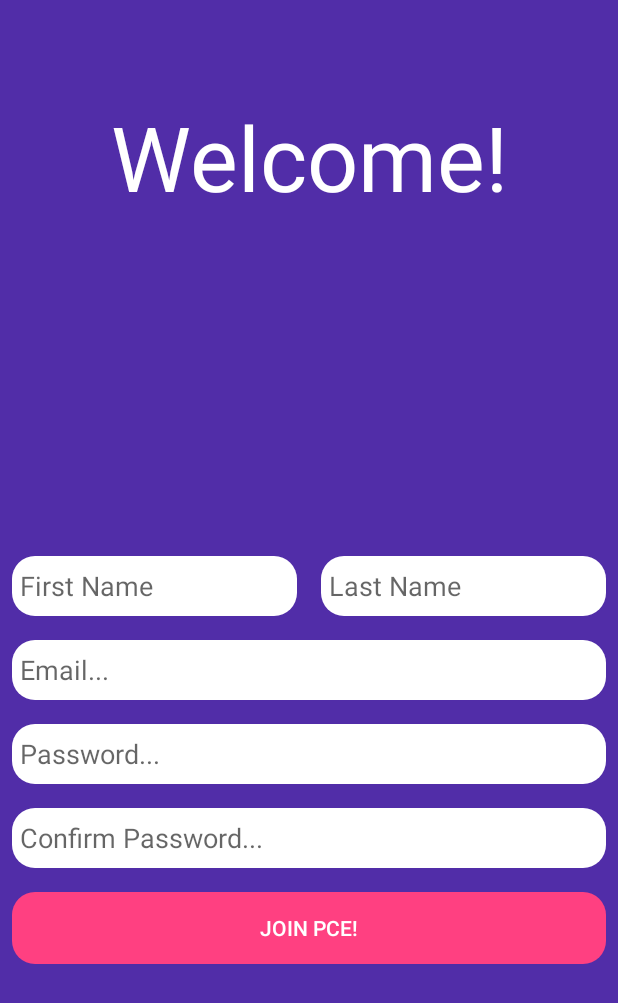
After one commit to Loptt/pec-emergency-system, an Android app: the SignUp screen opened directly, with no data from a screen before it, on a phone screen of 412 x 824 dp. The commit adds this screen. Shown: the top 1003 px of the screen. Run offline under Robolectric (Android 15) with nearby library versions, the phone set to English and light mode, and no system bars.

Commit message:
Login Updated

```diff
--- a/App/EmergencySystem/app/src/main/AndroidManifest.xml
+++ b/App/EmergencySystem/app/src/main/AndroidManifest.xml
@@ -16,6 +16,7 @@
                 <category android:name="android.intent.category.LAUNCHER" />
             </intent-filter>
         </activity>
+        <activity android:name=".SignUp"></activity>
     </application>
 
 </manifest>
--- /dev/null
+++ b/App/EmergencySystem/app/src/main/java/com/pacosanchez/emergencysystem/SignUp.java
@@ -0,0 +1,13 @@
+package com.pacosanchez.emergencysystem;
+
+import android.support.v7.app.AppCompatActivity;
+import android.os.Bundle;
+
+public class SignUp extends AppCompatActivity {
+
+    @Override
+    protected void onCreate(Bundle savedInstanceState) {
+        super.onCreate(savedInstanceState);
+        setContentView(R.layout.activity_sign_up);
+    }
+}
--- /dev/null
+++ b/App/EmergencySystem/app/src/main/res/drawable/familybutton.xml
@@ -0,0 +1,10 @@
+<?xml version="1.0" encoding="utf-8"?>
+<shape xmlns:android="http://schemas.android.com/apk/res/android"
+    android:shape="rectangle" android:padding="10dp">
+    <solid android:color="#FFC107"/>
+    <corners
+        android:bottomLeftRadius="15dp"
+        android:bottomRightRadius="15dp"
+        android:topLeftRadius="15dp"
+        android:topRightRadius="15dp"/>
+</shape>
--- a/App/EmergencySystem/app/src/main/res/layout/activity_login.xml
+++ b/App/EmergencySystem/app/src/main/res/layout/activity_login.xml
@@ -18,7 +18,7 @@
         android:layout_marginTop="60dp"
         android:text="@string/Logo_Text"
         android:textColor="@color/colorTextIcons"
-        android:textSize="80dp"
+        android:textSize="80sp"
         app:layout_constraintEnd_toEndOf="parent"
         app:layout_constraintStart_toStartOf="parent"
         app:layout_constraintTop_toTopOf="parent" />
@@ -112,7 +112,7 @@
         android:layout_marginRight="32dp"
         android:layout_marginStart="32dp"
         android:layout_marginTop="16dp"
-        android:background="@drawable/rounded_button"
+        android:background="@drawable/familybutton"
         android:text="@string/familyb_text"
         android:textColor="@color/colorTextIcons"
         app:layout_constraintEnd_toEndOf="parent"
--- /dev/null
+++ b/App/EmergencySystem/app/src/main/res/layout/activity_sign_up.xml
@@ -0,0 +1,163 @@
+<?xml version="1.0" encoding="utf-8"?>
+<android.support.constraint.ConstraintLayout xmlns:android="http://schemas.android.com/apk/res/android"
+    xmlns:app="http://schemas.android.com/apk/res-auto"
+    xmlns:tools="http://schemas.android.com/tools"
+    android:layout_width="match_parent"
+    android:layout_height="match_parent"
+    android:background="@color/colorPrimaryDark"
+    tools:context=".SignUp">
+
+    <Button
+        android:id="@+id/joinButton"
+        android:layout_width="0dp"
+        android:layout_height="wrap_content"
+        android:layout_marginEnd="8dp"
+        android:layout_marginLeft="8dp"
+        android:layout_marginRight="8dp"
+        android:layout_marginStart="8dp"
+        android:layout_marginTop="16dp"
+        android:background="@drawable/rounded_button"
+        android:text="@string/joinb_text"
+        android:textColor="@color/colorTextIcons"
+        app:layout_constraintEnd_toEndOf="parent"
+        app:layout_constraintStart_toStartOf="parent"
+        app:layout_constraintTop_toBottomOf="@+id/takeDateConfirmPassword_et" />
+
+    <TextView
+        android:id="@+id/welcome_textView"
+        android:layout_width="wrap_content"
+        android:layout_height="wrap_content"
+        android:layout_marginEnd="8dp"
+        android:layout_marginLeft="8dp"
+        android:layout_marginRight="8dp"
+        android:layout_marginStart="8dp"
+        android:layout_marginTop="64dp"
+        android:text="@string/Welcome_Text"
+        android:textColor="@color/colorTextIcons"
+        android:textSize="60sp"
+        app:layout_constraintEnd_toEndOf="parent"
+        app:layout_constraintStart_toStartOf="parent"
+        app:layout_constraintTop_toTopOf="parent" />
+
+    <android.support.constraint.Guideline
+        android:id="@+id/guideline"
+        android:layout_width="wrap_content"
+        android:layout_height="wrap_content"
+        android:orientation="horizontal"
+        app:layout_constraintGuide_percent="0.44" />
+
+    <EditText
+        android:id="@+id/takeDataName_et"
+        android:layout_width="0dp"
+        android:layout_height="40dp"
+        android:layout_marginEnd="8dp"
+        android:layout_marginLeft="8dp"
+        android:layout_marginRight="8dp"
+        android:layout_marginStart="8dp"
+        android:background="@drawable/rounded_edit_text"
+        android:ems="10"
+        android:hint="@string/fname_hint"
+
+        android:paddingLeft="5dp"
+        android:paddingStart="5dp"
+        android:paddingRight="5dp"
+        android:paddingEnd="5dp"
+
+        android:inputType="textPersonName"
+        app:layout_constraintBaseline_toBaselineOf="@+id/takeLastName_et"
+        app:layout_constraintEnd_toStartOf="@+id/takeLastName_et"
+        app:layout_constraintStart_toStartOf="parent" />
+
+    <EditText
+        android:id="@+id/takeLastName_et"
+        android:layout_width="0dp"
+        android:layout_height="40dp"
+        android:layout_marginEnd="8dp"
+        android:layout_marginLeft="8dp"
+        android:layout_marginRight="8dp"
+        android:layout_marginStart="8dp"
+        android:layout_marginTop="8dp"
+        android:background="@drawable/rounded_edit_text"
+        android:ems="10"
+        android:hint="@string/lname_hint"
+        android:inputType="textPersonName"
+
+        android:paddingLeft="5dp"
+        android:paddingStart="5dp"
+        android:paddingRight="5dp"
+        android:paddingEnd="5dp"
+
+        app:layout_constraintEnd_toEndOf="parent"
+        app:layout_constraintStart_toEndOf="@+id/takeDataName_et"
+        app:layout_constraintTop_toTopOf="@+id/guideline" />
+
+    <EditText
+        android:id="@+id/takeDataEmail_et"
+        android:layout_width="0dp"
+        android:layout_height="40dp"
+        android:layout_marginEnd="8dp"
+        android:layout_marginLeft="8dp"
+        android:layout_marginRight="8dp"
+        android:layout_marginStart="8dp"
+        android:layout_marginTop="16dp"
+        android:background="@drawable/rounded_edit_text"
+        android:ems="10"
+        android:hint="@string/email_hint"
+        android:inputType="textEmailAddress"
+
+        android:paddingLeft="5dp"
+        android:paddingStart="5dp"
+        android:paddingRight="5dp"
+        android:paddingEnd="5dp"
+
+        app:layout_constraintEnd_toEndOf="parent"
+        app:layout_constraintStart_toStartOf="parent"
+        app:layout_constraintTop_toBottomOf="@+id/takeDataName_et" />
+
+    <EditText
+        android:id="@+id/takeDataPassword_et"
+        android:layout_width="0dp"
+        android:layout_height="40dp"
+        android:layout_marginEnd="8dp"
+        android:layout_marginLeft="8dp"
+        android:layout_marginRight="8dp"
+        android:layout_marginStart="8dp"
+        android:layout_marginTop="16dp"
+        android:background="@drawable/rounded_edit_text"
+        android:ems="10"
+        android:hint="@string/password_hint"
+        android:inputType="textPassword"
+
+        android:paddingLeft="5dp"
+        android:paddingStart="5dp"
+        android:paddingEnd="5dp"
+        android:paddingRight="5dp"
+
+        app:layout_constraintEnd_toEndOf="parent"
+        app:layout_constraintStart_toStartOf="parent"
+        app:layout_constraintTop_toBottomOf="@+id/takeDataEmail_et" />
+
+    <EditText
+        android:id="@+id/takeDateConfirmPassword_et"
+        android:layout_width="0dp"
+        android:layout_height="40dp"
+        android:layout_marginEnd="8dp"
+        android:layout_marginLeft="8dp"
+        android:layout_marginRight="8dp"
+        android:layout_marginStart="8dp"
+        android:layout_marginTop="16dp"
+        android:background="@drawable/rounded_edit_text"
+        android:ems="10"
+        android:hint="@string/cpassword_hint"
+        android:inputType="textPassword"
+
+        android:paddingLeft="5dp"
+        android:paddingStart="5dp"
+        android:paddingRight="5dp"
+        android:paddingEnd="5dp"
+
+        app:layout_constraintEnd_toEndOf="parent"
+        app:layout_constraintStart_toStartOf="parent"
+        app:layout_constraintTop_toBottomOf="@+id/takeDataPassword_et" />
+
+</android.support.constraint.ConstraintLayout>
--- a/App/EmergencySystem/app/src/main/res/values/strings.xml
+++ b/App/EmergencySystem/app/src/main/res/values/strings.xml
@@ -7,4 +7,9 @@
     <string name="loginb_text">Log In</string>
     <string name="signupb_text">Create Account</string>
     <string name="familyb_text">Family Member?</string>
+    <string name="joinb_text">Join PCE!</string>
+    <string name="placeholder_text">Placeholder</string>
+    <string name="fname_hint">First Name</string>
+    <string name="lname_hint">Last Name</string>
+    <string name="cpassword_hint">Confirm Password...</string>
 </resources>
```
